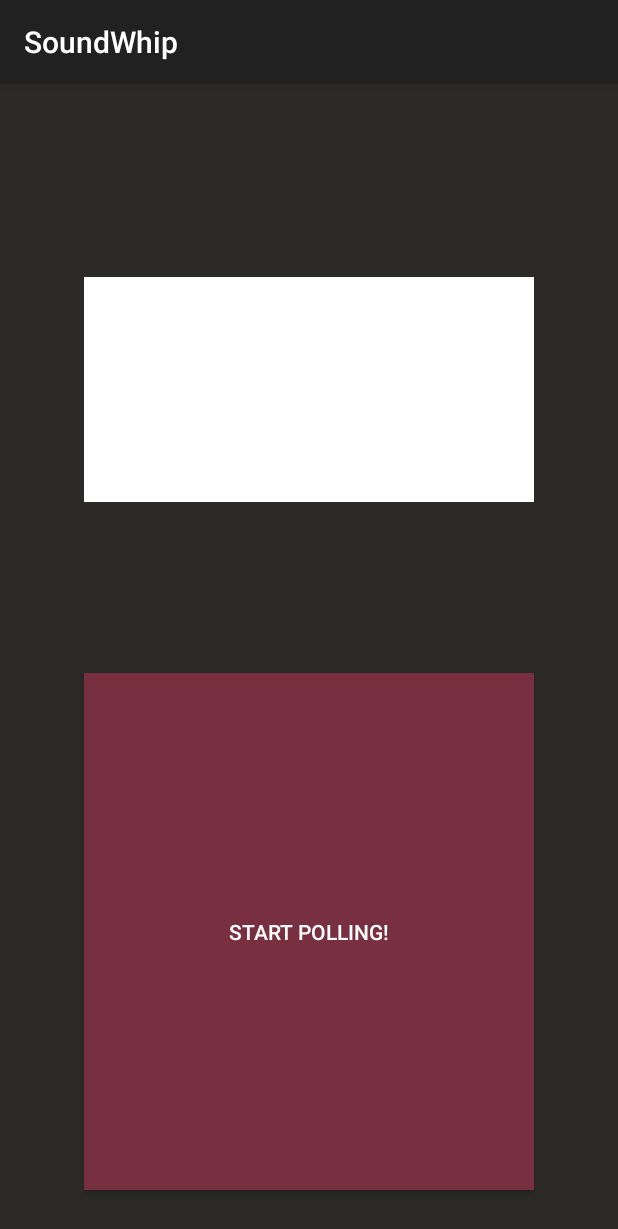
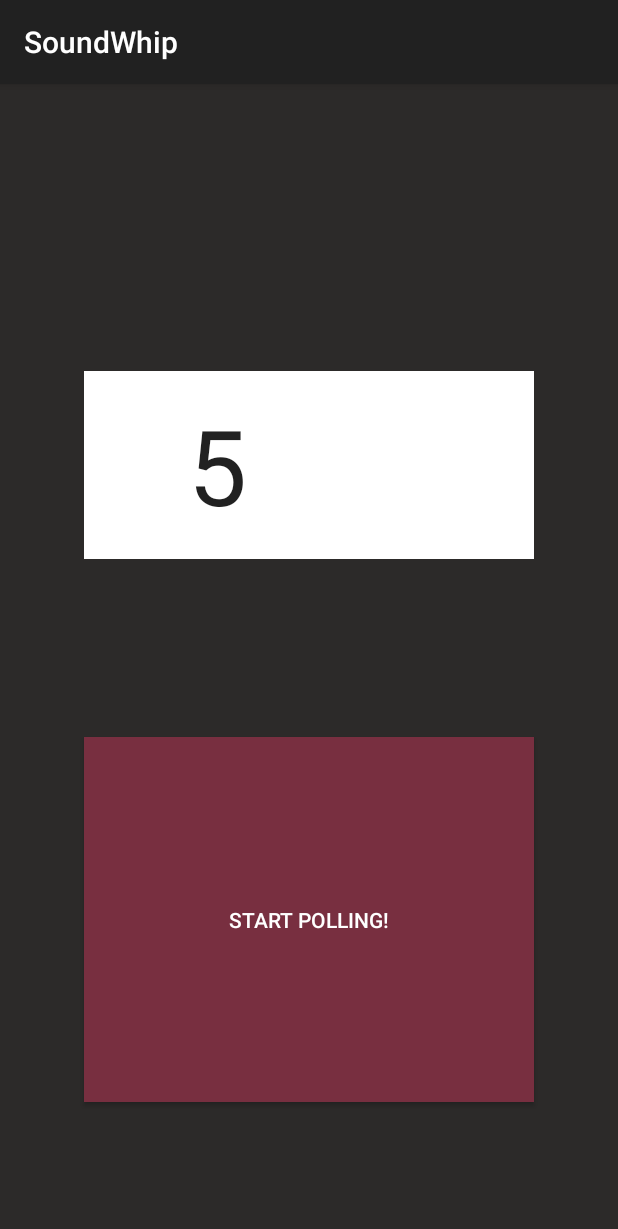
Before and after one commit to CyberNinja89/SoundWhip, an Android app: the screen it shows after launch (MainActivity), on a phone screen of 412 x 824 dp. Shown: the top 1229 px of the screen. Run offline under Robolectric (Android 15) with nearby library versions, the phone set to English and light mode, and no system bars.

Commit message:
small tweaks

```diff
--- a/app/src/main/res/layout/activity_main.xml
+++ b/app/src/main/res/layout/activity_main.xml
@@ -19,7 +19,7 @@
 
         <EditText
             android:layout_width="300dp"
-            android:layout_height="150dp"
+            android:layout_height="125dp"
             android:inputType="number"
             android:ems="10"
             android:id="@+id/numPeople"
@@ -28,7 +28,9 @@
             android:background="#FFFFFF"
             android:autoText="true"
             android:layout_marginTop="30dp"
-            android:textAlignment="center" />
+            android:textAlignment="center"
+            android:textSize="70dp"
+            android:text="    5" />
     </LinearLayout>
 
     <Button
@@ -37,7 +39,7 @@
     android:text="@string/Start"
     android:id="@+id/button"
     android:layout_gravity="top|center_horizontal"
-    android:layout_weight="0.50"
+    android:layout_weight="0.26"
     android:background="#782F40"
     android:textColor="#FFFFFF"
     android:layout_margin="8dp"
```
Also changed, not shown: app/src/main/java/com/renegade/audio/testapp2electricboogaloo/MyIntentService.java (deleted, +0 -29 lines).
